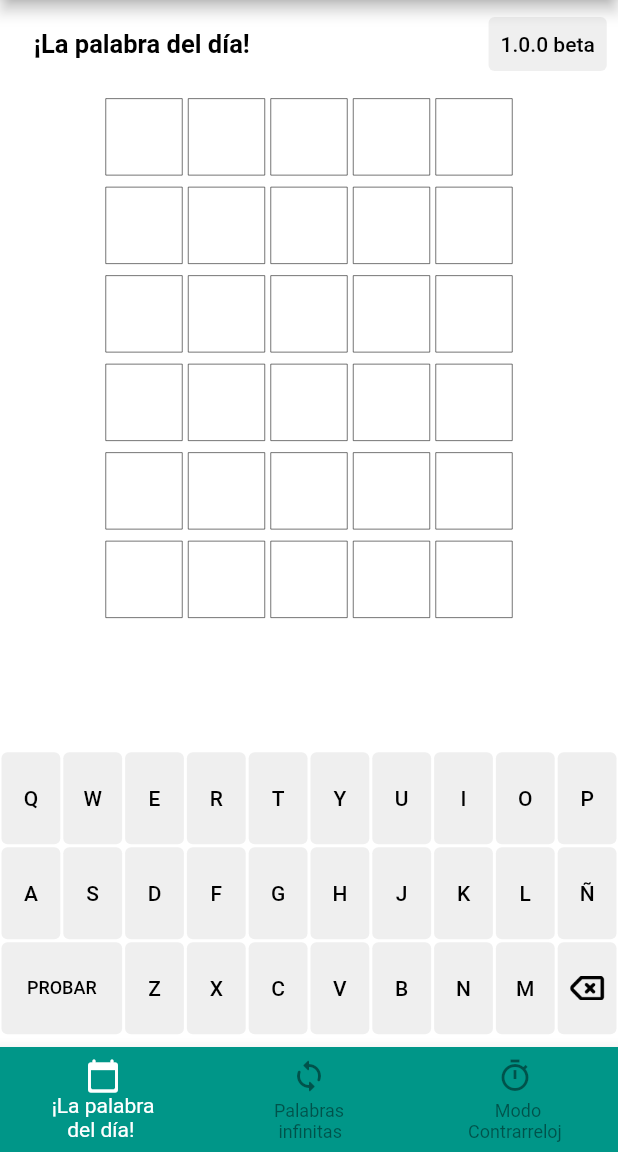
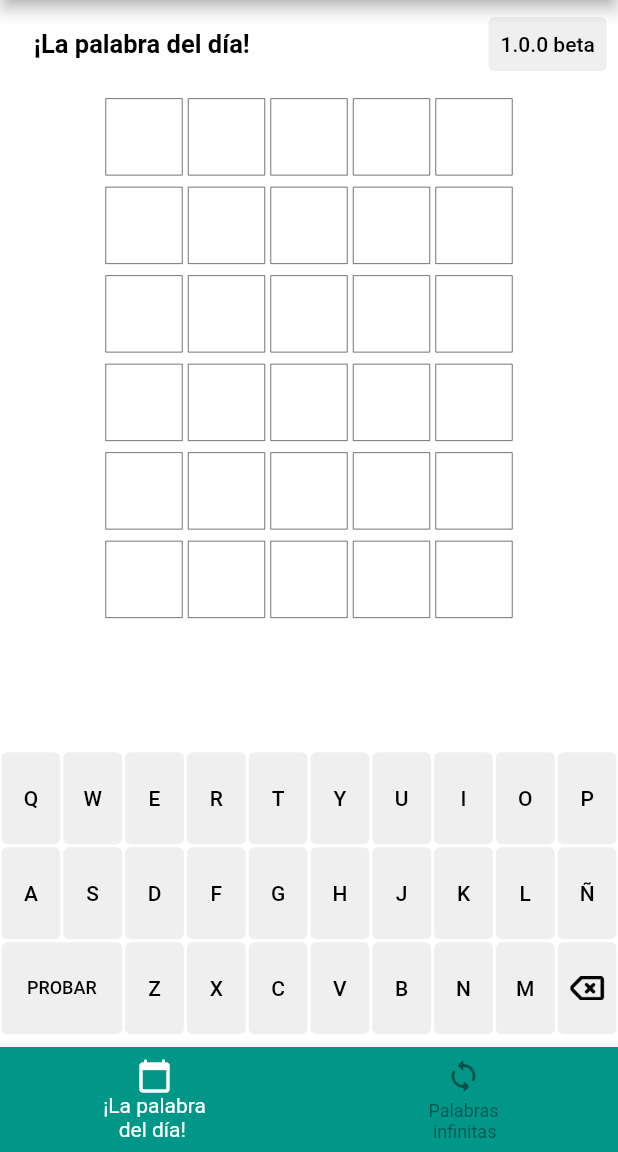
Before and after one commit to joaquinsolla/Encasillado, a Flutter app: the screen it shows after launch, after a tap on "PROBAR", on a phone screen of 412 x 824 dp, the part 84-1236 px from its top. Run offline on Flutter 3.47's test engine with Material 2 defaults, Android fonts, the phone set to English and light mode, and no system bars; our stand-ins replace flushbar; missing offline and left inert: mailto, whatsapp_share; Roboto replaces fonts that are missing (RaleWay).

Commit message:
Navigator bar changed

```diff
--- a/lib/in_game_keyboard.dart
+++ b/lib/in_game_keyboard.dart
@@ -99,9 +99,6 @@ SizedBox my_enter_key(BuildContext context) {
                     finished = true;
                     wonGame = true;
                   }
-                  if (currentPage == 2) {
-                    /** to implement */
-                  }
 
                 }
                 if (currentPage == 0) {
@@ -115,9 +112,6 @@ SizedBox my_enter_key(BuildContext context) {
                       context,
                       MaterialPageRoute(
                           builder: (context) => const palabras_infinitas_finished_page()));
-                }
-                if (currentPage == 2) {
-                  /** to implement */
                 }
               } else {
                 if (currentCell == 30) {
--- a/lib/main_view.dart
+++ b/lib/main_view.dart
@@ -32,12 +32,6 @@ class MainViewState extends State<MainView> {
   void bottom_tapped(int index) {
     restart_game_variables();
     generate_standard_word();
-
-    /** working on trial time */
-    if(index == 2) {
-      index = currentPage;
-    }
-    /** - */
 
     setState(() {
       currentPage = index;
@@ -93,10 +87,6 @@ class MainViewState extends State<MainView> {
             icon: Icon(Icons.loop_rounded),
             label: 'Palabras\n infinitas',
           ),
-          BottomNavigationBarItem(
-            icon: Icon(Icons.timer_outlined),
-            label: '      Modo\nContrarreloj',
-          ),
         ],
         currentIndex: currentPage,
         selectedItemColor: Colors.white,
```
